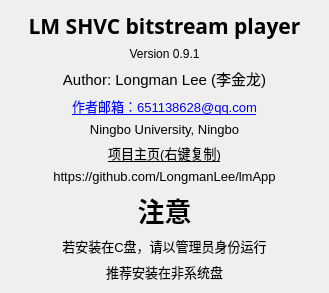
Old version of the form longmanApp/src/appGUI/lmaboutdialog.ui in the repository QtLab/lmApp.
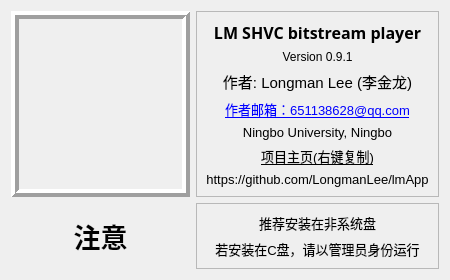
New version of the form. Icons and pictures are not drawn.

```diff
--- a/longmanApp/src/appGUI/lmaboutdialog.ui
+++ b/longmanApp/src/appGUI/lmaboutdialog.ui
@@ -6,14 +6,80 @@
    <rect>
     <x>0</x>
     <y>0</y>
-    <width>329</width>
-    <height>287</height>
+    <width>450</width>
+    <height>280</height>
    </rect>
   </property>
+  <property name="minimumSize">
+   <size>
+    <width>450</width>
+    <height>280</height>
+   </size>
+  </property>
+  <property name="maximumSize">
+   <size>
+    <width>450</width>
+    <height>280</height>
+   </size>
+  </property>
   <property name="windowTitle">
    <string>Dialog</string>
   </property>
-  <layout class="QVBoxLayout" name="verticalLayout">
+  <layout class="QGridLayout" name="gridLayout">
+   <item row="1" column="1">
+    <widget class="QFrame" name="frame_2">
+     <property name="frameShape">
+      <enum>QFrame::StyledPanel</enum>
+     </property>
+     <property name="frameShadow">
+      <enum>QFrame::Raised</enum>
+     </property>
+     <layout class="QGridLayout" name="gridLayout_3">
+      <item row="0" column="0">
+       <layout class="QVBoxLayout" name="verticalLayout_2">
+        <item>
+         <spacer name="verticalSpacer">
+          <property name="orientation">
+           <enum>Qt::Vertical</enum>
+          </property>
+          <property name="sizeHint" stdset="0">
+           <size>
+            <width>20</width>
+            <height>40</height>
+           </size>
+          </property>
+         </spacer>
+        </item>
+        <item>
+         <widget class="QLabel" name="label_10">
+          <property name="font">
+           <font>
+            <pointsize>10</pointsize>
+           </font>
+          </property>
+          <property name="text">
+           <string>推荐安装在非系统盘</string>
+          </property>
+          <property name="alignment">
+           <set>Qt::AlignCenter</set>
+          </property>
+         </widget>
+        </item>
+        <item>
+         <widget class="QLabel" name="label_9">
+          <property name="font">
+           <font>
+            <pointsize>10</pointsize>
+           </font>
+          </property>
+          <property name="text">
+           <string>若安装在C盘，请以管理员身份运行</string>
+          </property>
+          <property name="alignment">
+           <set>Qt::AlignCenter</set>
+          </property>
+         </widget>
+        </item>
    <item>
     <spacer name="verticalSpacer_2">
      <property name="orientation">
@@ -21,18 +87,86 @@
      </property>
      <property name="sizeHint" stdset="0">
       <size>
-       <width>292</width>
-       <height>26</height>
+            <width>20</width>
+            <height>40</height>
       </size>
      </property>
     </spacer>
    </item>
+       </layout>
+      </item>
+     </layout>
+    </widget>
+   </item>
+   <item row="1" column="0">
+    <widget class="QFrame" name="frame">
+     <property name="frameShape">
+      <enum>QFrame::NoFrame</enum>
+     </property>
+     <property name="frameShadow">
+      <enum>QFrame::Raised</enum>
+     </property>
+     <layout class="QGridLayout" name="gridLayout_2">
+      <item row="0" column="0">
+       <widget class="QLabel" name="label_7">
+        <property name="font">
+         <font>
+          <family>宋体</family>
+          <pointsize>20</pointsize>
+          <weight>75</weight>
+          <bold>true</bold>
+         </font>
+        </property>
+        <property name="text">
+         <string>注意</string>
+        </property>
+        <property name="textFormat">
+         <enum>Qt::PlainText</enum>
+        </property>
+        <property name="alignment">
+         <set>Qt::AlignCenter</set>
+        </property>
+       </widget>
+      </item>
+     </layout>
+    </widget>
+   </item>
+   <item row="0" column="0">
+    <widget class="QLabel" name="label_11">
+     <property name="frameShape">
+      <enum>QFrame::Box</enum>
+     </property>
+     <property name="frameShadow">
+      <enum>QFrame::Raised</enum>
+     </property>
+     <property name="lineWidth">
+      <number>4</number>
+     </property>
+     <property name="text">
+      <string>&lt;html&gt;&lt;head/&gt;&lt;body&gt;&lt;p&gt;&lt;img src=&quot;:/appicon/app.ico&quot;/&gt;&lt;/p&gt;&lt;/body&gt;&lt;/html&gt;</string>
+     </property>
+     <property name="alignment">
+      <set>Qt::AlignCenter</set>
+     </property>
+    </widget>
+   </item>
+   <item row="0" column="1">
+    <widget class="QFrame" name="frame_3">
+     <property name="frameShape">
+      <enum>QFrame::StyledPanel</enum>
+     </property>
+     <property name="frameShadow">
+      <enum>QFrame::Raised</enum>
+     </property>
+     <layout class="QGridLayout" name="gridLayout_4">
+      <item row="0" column="0">
+       <layout class="QVBoxLayout" name="verticalLayout">
    <item>
     <widget class="QLabel" name="label">
      <property name="font">
       <font>
        <family>宋体</family>
-       <pointsize>16</pointsize>
+            <pointsize>12</pointsize>
        <weight>75</weight>
        <bold>true</bold>
       </font>
@@ -66,7 +200,7 @@
       </font>
      </property>
      <property name="text">
-      <string>&lt;html&gt;&lt;head/&gt;&lt;body&gt;&lt;p&gt;Author: Longman Lee (李金龙)&lt;/p&gt;&lt;/body&gt;&lt;/html&gt;</string>
+           <string>&lt;html&gt;&lt;head/&gt;&lt;body&gt;&lt;p&gt;作者: Longman Lee (李金龙)&lt;/p&gt;&lt;/body&gt;&lt;/html&gt;</string>
      </property>
      <property name="alignment">
       <set>Qt::AlignCenter</set>
@@ -139,70 +273,11 @@
      </property>
     </widget>
    </item>
-   <item>
-    <widget class="QLabel" name="label_7">
-     <property name="font">
-      <font>
-       <family>宋体</family>
-       <pointsize>20</pointsize>
-       <weight>75</weight>
-       <bold>true</bold>
-      </font>
-     </property>
-     <property name="text">
-      <string>注意</string>
-     </property>
-     <property name="textFormat">
-      <enum>Qt::PlainText</enum>
-     </property>
-     <property name="alignment">
-      <set>Qt::AlignCenter</set>
-     </property>
-    </widget>
-   </item>
-   <item>
-    <widget class="QLabel" name="label_9">
-     <property name="font">
-      <font>
-       <pointsize>10</pointsize>
-      </font>
-     </property>
-     <property name="text">
-      <string>若安装在C盘，请以管理员身份运行</string>
-     </property>
-     <property name="alignment">
-      <set>Qt::AlignCenter</set>
-     </property>
+       </layout>
+      </item>
+     </layout>
     </widget>
    </item>
-   <item>
-    <widget class="QLabel" name="label_10">
-     <property name="font">
-      <font>
-       <pointsize>10</pointsize>
-      </font>
-     </property>
-     <property name="text">
-      <string>推荐安装在非系统盘</string>
-     </property>
-     <property name="alignment">
-      <set>Qt::AlignCenter</set>
-     </property>
-    </widget>
-   </item>
-   <item>
-    <spacer name="verticalSpacer">
-     <property name="orientation">
-      <enum>Qt::Vertical</enum>
-     </property>
-     <property name="sizeHint" stdset="0">
-      <size>
-       <width>292</width>
-       <height>26</height>
-      </size>
-     </property>
-    </spacer>
-   </item>
   </layout>
  </widget>
  <resources/>
```
Left out of the diff: 8 changed lines with no effect on the pictures. Lines whose indentation alone changed are shown as unchanged.
